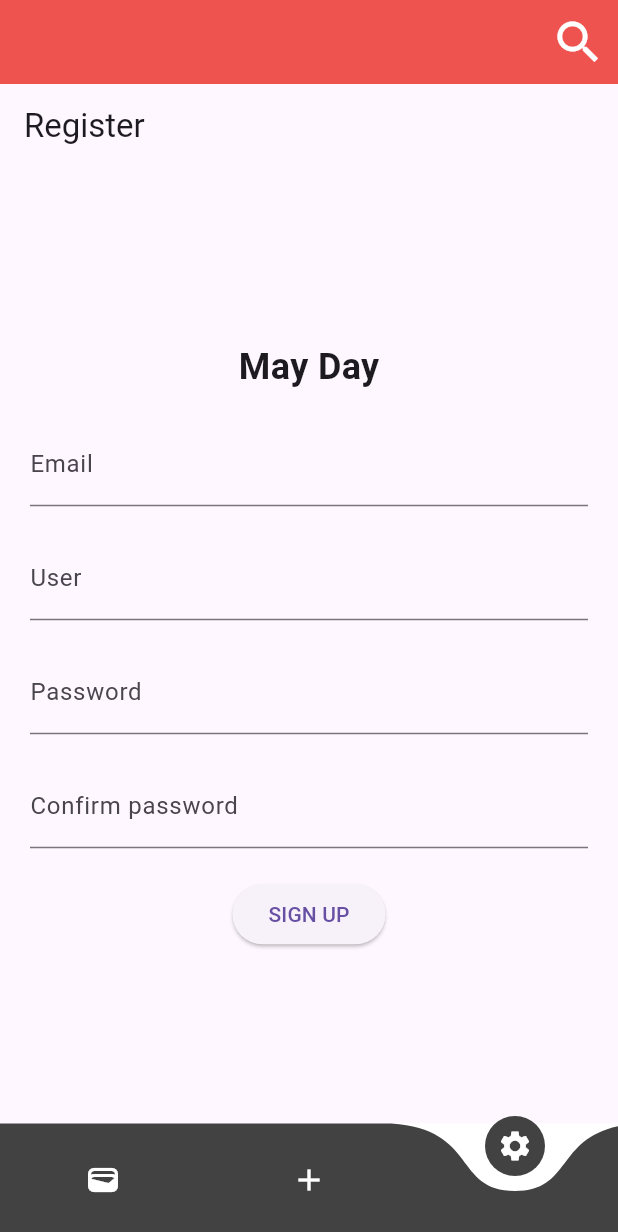
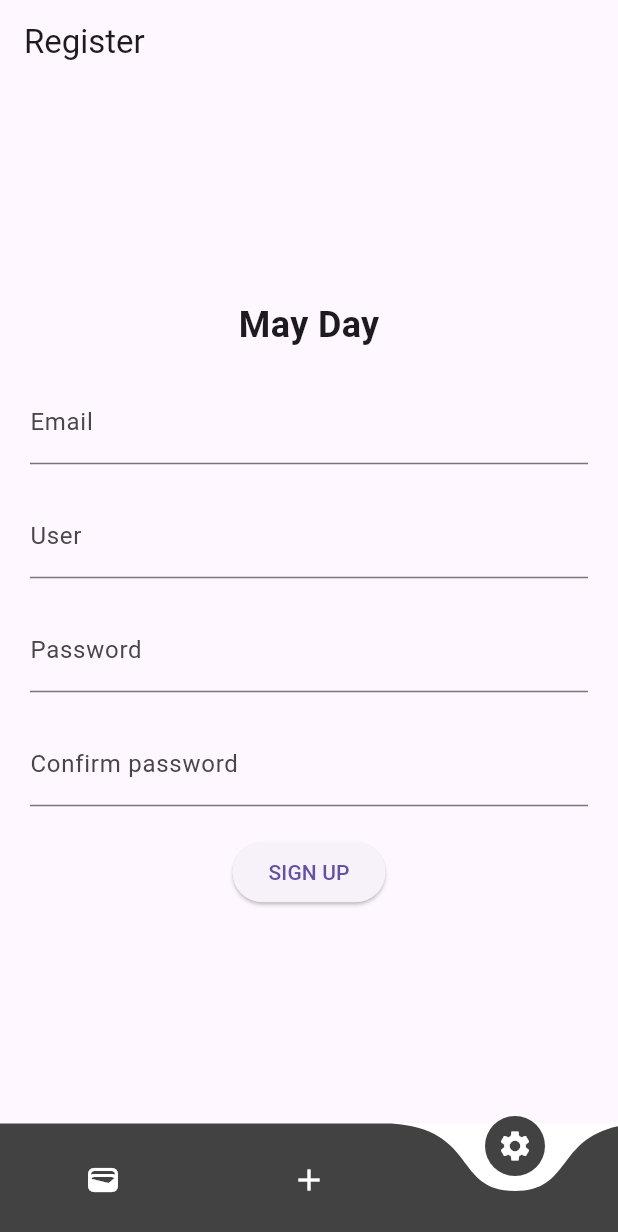
Before and after one commit to sambayoyo/Proyecto_movil, a Flutter app: the screen it shows after launch, item 3 of the bottom bar chosen, on a phone screen of 412 x 824 dp. Shown: the top 1232 px of the screen. Run offline on Flutter 3.47's test engine with Material 3 defaults, Android fonts, the light colour scheme and no system bars; drawn by our look-alikes of curved_navigation_bar; our stand-ins replace google_fonts.

Commit message:
Que Dios nos salve

```diff
--- a/lib/Widgets/MyHomePage.dart
+++ b/lib/Widgets/MyHomePage.dart
@@ -2,9 +2,9 @@
 
 import 'package:flutter/material.dart';
 import 'package:flutter_application_1/Widgets/Lobby.dart';
+import 'package:flutter_application_1/Widgets/MayDayPay.dart';
 import 'package:google_fonts/google_fonts.dart';
 import 'package:curved_navigation_bar/curved_navigation_bar.dart';
-import 'package:flutter_application_1/Widgets/LoginPage.dart';
 import 'package:flutter_application_1/Widgets/RegisterPage.dart';
 
 class MyHomePage extends StatefulWidget {
@@ -15,13 +15,14 @@ class MyHomePage extends StatefulWidget {
 class _MyHomePageState extends State<MyHomePage> {
   bool isSearching = false;
   int selectedIndex = 0;
-  final screens = [LoginPage(), const Lobby(), RegisterPage()];
+  final screens = [MayDayPay(), const Lobby(), RegisterPage()];
 
   @override
   Widget build(BuildContext context) {
     return Scaffold(
       backgroundColor: Colors.white,
-      appBar: AppBar(
+      appBar: selectedIndex == 1
+          ? AppBar(
               backgroundColor: Colors.red.shade400,
               title: !isSearching
                   ? Text("")
@@ -60,7 +61,8 @@ class _MyHomePageState extends State<MyHomePage> {
                         },
                       )
               ],
-      ),
+            )
+          : null,
       bottomNavigationBar: CurvedNavigationBar(
         backgroundColor: Colors.white,
         color: Colors.grey.shade800,
--- a/lib/Widgets/maydaypay.dart
+++ b/lib/Widgets/maydaypay.dart
@@ -1,7 +1,7 @@
 import 'package:flutter/material.dart';
 import 'RecargaScreen.dart';
 
-class WalletScreen extends StatelessWidget {
+class MayDayPay extends StatelessWidget {
   @override
   Widget build(BuildContext context) {
     return Scaffold(
```
Lines whose indentation alone changed are shown as unchanged.
